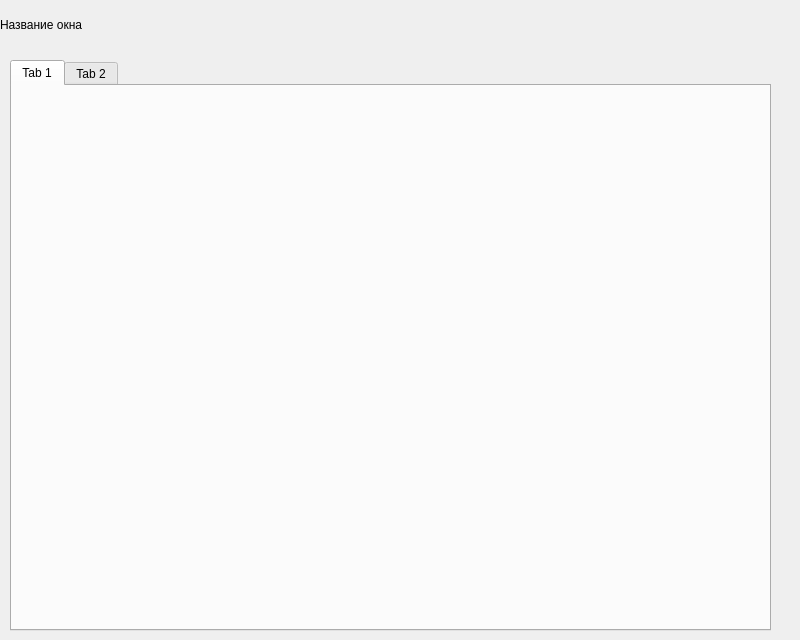
The window that Client/tableanalisyswindow.ui (VTshniki/ork) describes before a commit, drawn with Qt 5.
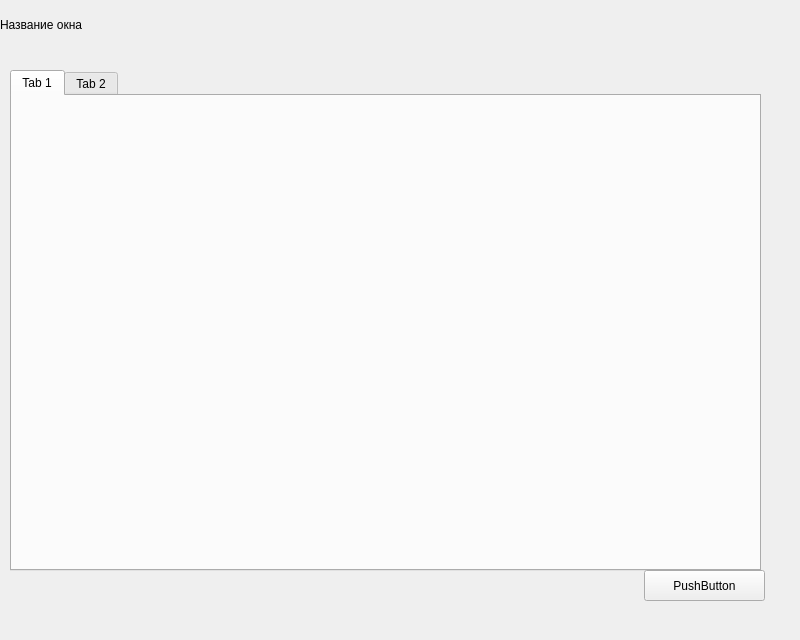
The same window after the commit. The open tabs and pages were chosen to show the change.

```diff
--- a/Client/tableanalisyswindow.ui
+++ b/Client/tableanalisyswindow.ui
@@ -17,9 +17,9 @@
    <property name="geometry">
     <rect>
      <x>10</x>
-     <y>60</y>
-     <width>761</width>
-     <height>571</height>
+     <y>70</y>
+     <width>751</width>
+     <height>501</height>
     </rect>
    </property>
    <property name="currentIndex">
@@ -49,6 +49,19 @@
     <string>Название окна</string>
    </property>
   </widget>
+  <widget class="QPushButton" name="pushButton">
+   <property name="geometry">
+    <rect>
+     <x>644</x>
+     <y>570</y>
+     <width>121</width>
+     <height>31</height>
+    </rect>
+   </property>
+   <property name="text">
+    <string>PushButton</string>
+   </property>
+  </widget>
  </widget>
  <resources/>
  <connections/>
```
Left out of the diff: 23 changed lines with no effect on the pictures.
